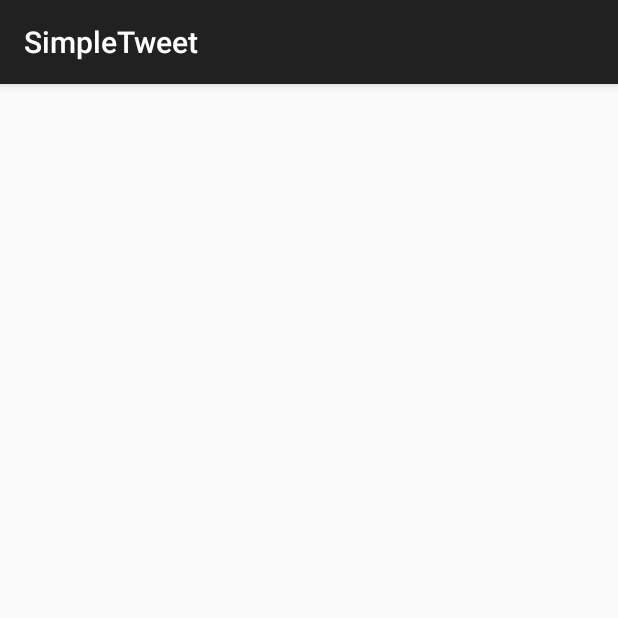
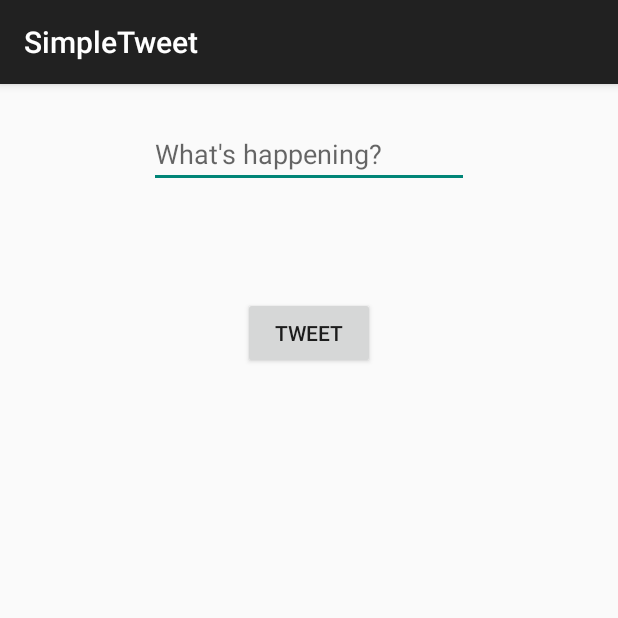
Before and after one commit to gretabrowne/SimpleTweet, an Android app: the ComposeActivity screen opened directly, with no data from a screen before it, on a phone screen of 412 x 824 dp, the top half of it. Run offline under Robolectric (Android 15) with nearby library versions, the phone set to English and light mode, and no system bars; libraries missing offline, so code that uses them is left out: com.loopj.android, cz.msebera.android, org.parceler.

```diff
--- a/app/build.gradle
+++ b/app/build.gradle
@@ -35,6 +35,8 @@ dependencies {
     implementation fileTree(dir: 'libs', include: '*.jar')
     implementation 'com.codepath.libraries:android-oauth-handler:1.3.1'
     implementation 'com.android.support:appcompat-v7:27.1.0'
+    implementation 'org.parceler:parceler-api:1.1.6'
+    annotationProcessor 'org.parceler:parceler:1.1.6'
     // Glide for remote image loading
     implementation 'com.github.bumptech.glide:glide:3.8.0'
     // Android Async Http for sending async network requests
--- a/app/src/main/java/com/codepath/apps/restclienttemplate/ComposeActivity.java
+++ b/app/src/main/java/com/codepath/apps/restclienttemplate/ComposeActivity.java
@@ -1,20 +1,92 @@
 package com.codepath.apps.restclienttemplate;
 
+import android.content.Intent;
 import android.os.Bundle;
 import android.support.v7.app.AppCompatActivity;
+import android.util.Log;
 import android.view.View;
+import android.widget.EditText;
+
+import com.codepath.apps.restclienttemplate.models.Tweet;
+import com.loopj.android.http.AsyncHttpResponseHandler;
+import com.loopj.android.http.JsonHttpResponseHandler;
+
+import org.json.JSONArray;
+import org.json.JSONException;
+import org.json.JSONObject;
+import org.parceler.Parcels;
+
+import cz.msebera.android.httpclient.Header;
 
 public class ComposeActivity extends AppCompatActivity {
-
+    AsyncHttpResponseHandler handler;
     @Override
     protected void onCreate(Bundle savedInstanceState) {
         super.onCreate(savedInstanceState);
         setContentView(R.layout.activity_compose);
     }
 
-    // ActivityTwo.java
+    public void onClick(View v) {
+        TwitterClient tc = new TwitterClient(this);
+        EditText etTweet = findViewById(R.id.etTweet);
+        String tweet = etTweet.getText().toString();
+        tc.sendTweet(tweet, new JsonHttpResponseHandler() {
+            @Override
+            public void onSuccess(int statusCode, Header[] headers, JSONObject response) {
+                Log.d("TwitterClient", response.toString());
+                Tweet tw = new Tweet();
+                try {
+                    tw.fromJSON(response);
+                    Intent i = new Intent(ComposeActivity.this, TimelineActivity.class);
+                    i.putExtra("tweet", Parcels.wrap(tw));
+                    startActivity(i);
+                } catch (JSONException e) {
+                    e.printStackTrace();
+                }
+            }
+
+//            @Override
+//            public void onSuccess(int statusCode, Header[] headers, JSONArray response) {
+//                Log.d("TwitterClient", response.toString());
+//                // iterate through json array
+//                // deserialize json object, convert to tweet model
+//                // add tweet model to data source
+//                // notify adapter that there's a new item
+//                int i;
+//                for (i = 0; i < response.length(); i++) {
+//                    try {
+//                        Tweet tweet = Tweet.fromJSON(response.getJSONObject(i));
+//                        tweets.add(tweet);
+//                        tweetAdapter.notifyItemInserted(tweets.size() - 1);
+//                    } catch (JSONException e){
+//                        e.printStackTrace();
+//                    }
+//                }
+//            }
+
+            @Override
+            public void onFailure(int statusCode, Header[] headers, String responseString, Throwable throwable) {
+                Log.d("TwitterClient", responseString);
+                throwable.printStackTrace();
+            }
+
+            @Override
+            public void onFailure(int statusCode, Header[] headers, Throwable throwable, JSONArray errorResponse) {
+                Log.d("TwitterClient", errorResponse.toString());
+                throwable.printStackTrace();
+            }
+
+            @Override
+            public void onFailure(int statusCode, Header[] headers, Throwable throwable, JSONObject errorResponse) {
+                Log.d("TwitterClient", errorResponse.toString());
+                throwable.printStackTrace();
+            }
+        });
+    }
+
     public void onSubmit(View v) {
         // closes the activity and returns to first screen
+
         this.finish();
     }
 }
--- a/app/src/main/java/com/codepath/apps/restclienttemplate/TwitterClient.java
+++ b/app/src/main/java/com/codepath/apps/restclienttemplate/TwitterClient.java
@@ -42,7 +42,7 @@ public class TwitterClient extends OAuthBaseClient {
 				String.format(REST_CALLBACK_URL_TEMPLATE, context.getString(R.string.intent_host),
 						context.getString(R.string.intent_scheme), context.getPackageName(), FALLBACK_URL));
 	}
-	// CHANGE THIS
+
 	// DEFINE METHODS for different API endpoints here
 	public void getHomeTimeline(AsyncHttpResponseHandler handler) {
 		String apiUrl = getApiUrl("statuses/home_timeline.json");
--- a/app/src/main/java/com/codepath/apps/restclienttemplate/models/User.java
+++ b/app/src/main/java/com/codepath/apps/restclienttemplate/models/User.java
@@ -3,7 +3,9 @@ package com.codepath.apps.restclienttemplate.models;
 import org.json.JSONException;
 import org.json.JSONObject;
 
-public class User {
+import java.io.Serializable;
+
+public class User implements Serializable {
     // list attributes
     public String name;
     public long uid;
--- /dev/null
+++ b/app/src/main/res/layout/action_view_progress.xml
@@ -0,0 +1,6 @@
+<?xml version="1.0" encoding="utf-8"?>
+<android.support.constraint.ConstraintLayout
+    xmlns:android="http://schemas.android.com/apk/res/android" android:layout_width="match_parent"
+    android:layout_height="match_parent">
+
+</android.support.constraint.ConstraintLayout>
--- /dev/null
+++ b/app/src/main/res/layout/activity_compose.xml
@@ -0,0 +1,29 @@
+<?xml version="1.0" encoding="utf-8"?>
+<RelativeLayout xmlns:android="http://schemas.android.com/apk/res/android"
+    xmlns:app="http://schemas.android.com/apk/res-auto"
+    xmlns:tools="http://schemas.android.com/tools"
+    android:layout_width="match_parent"
+    android:layout_height="match_parent"
+    tools:context=".ComposeActivity">
+
+    <EditText
+        android:id="@+id/etTweet"
+        android:layout_width="wrap_content"
+        android:layout_height="wrap_content"
+        android:layout_alignParentTop="true"
+        android:layout_centerHorizontal="true"
+        android:layout_marginTop="24dp"
+        android:ems="10"
+        android:maxLength="280"
+        android:hint="What's happening?"
+        android:inputType="textPersonName" />
+    <Button
+        android:id="@+id/button"
+        android:layout_width="wrap_content"
+        android:layout_height="wrap_content"
+        android:layout_alignParentTop="true"
+        android:onClick="onClick"
+        android:layout_centerHorizontal="true"
+        android:layout_marginTop="142dp"
+        android:text="Tweet" />
+</RelativeLayout>
```
Also changed, not shown: app/src/main/java/com/codepath/apps/restclienttemplate/TimelineActivity.java (+35 -2 lines), app/src/main/java/com/codepath/apps/restclienttemplate/TweetAdapter.java (+13 -0 lines), app/src/main/java/com/codepath/apps/restclienttemplate/models/Tweet.java (+28 -0 lines), app/src/main/res/layout/activity_timeline.xml (+8 -0 lines), app/src/main/res/layout/item_tweet.xml (+9 -0 lines), app/src/main/res/menu/login.xml (+7 -1 lines), app/src/main/res/drawable-hdpi/twitter_icon.png (added).
